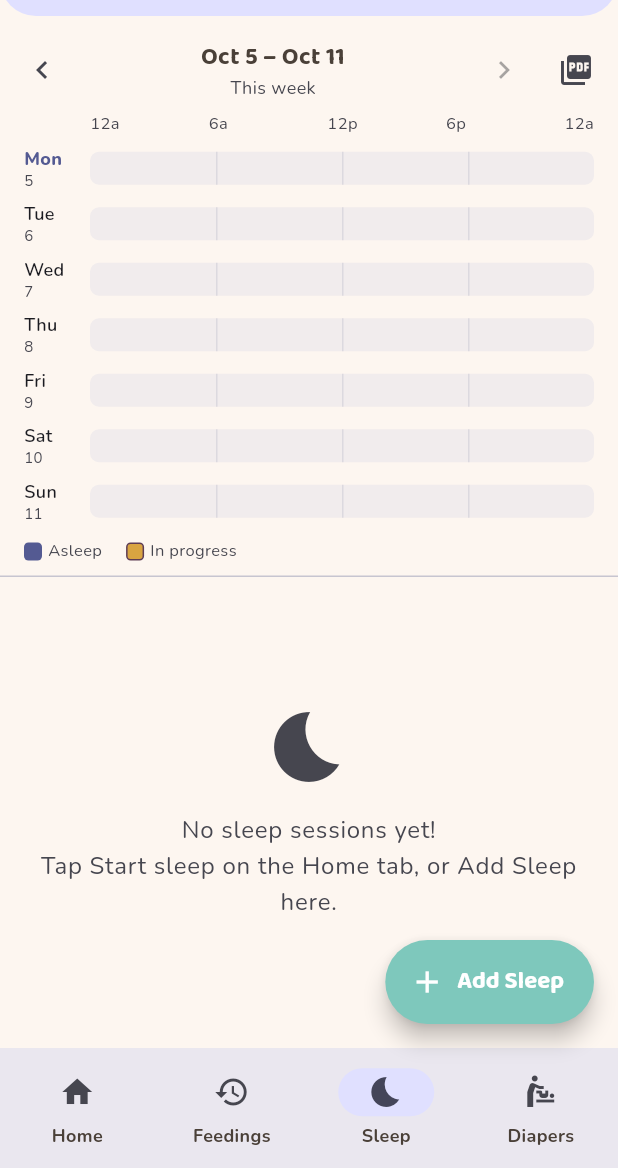
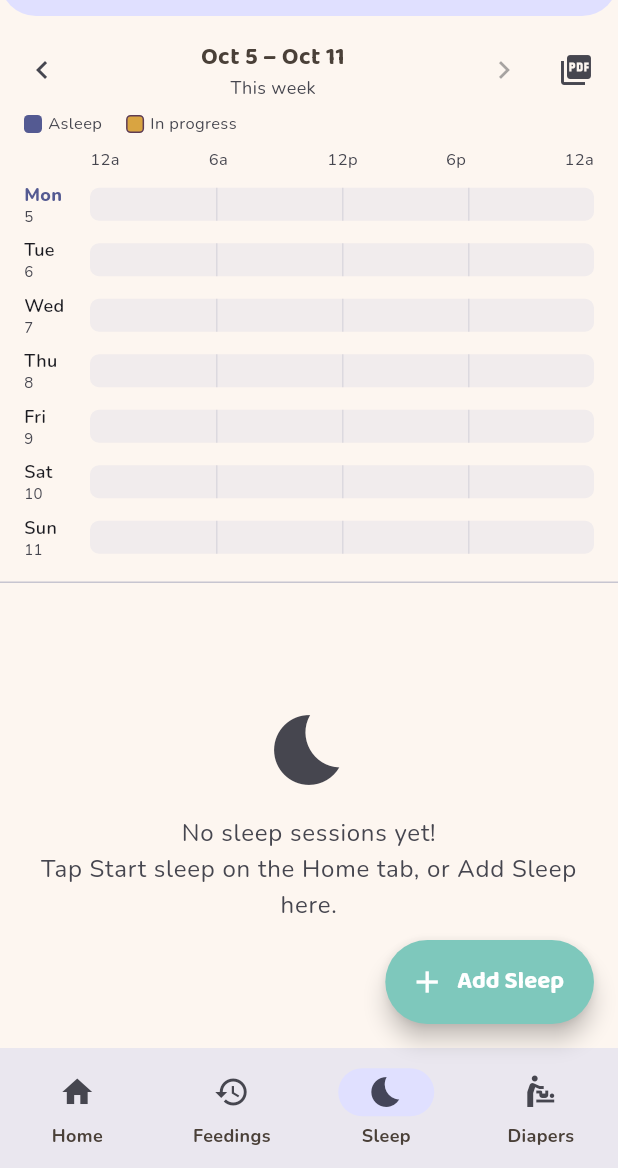
Before and after one commit to rollins31/sukoyaka, a Flutter app: the screen it shows after launch, item 3 of the bottom bar chosen, on a phone screen of 412 x 824 dp, the part 68-1236 px from its top. Run offline on Flutter 3.47's test engine with Material 3 defaults, Android fonts, the phone set to English and light mode, and no system bars; our stand-ins replace file_picker, fl_chart, flutter_local_notifications, google_fonts, pdf, share_plus and 2 more; missing offline and left inert: dart:js_interop, home_widget.

Commit message:
Fix three text-scaling overlaps found at 1.5x system font size
Widget: shorten the feeding summary to "Fed 8:00 AM" / "Next 12:00 PM"
and cap each line to one line with ellipsis, so it no longer wraps
under the action buttons.

Sleep tab: move the Asleep / In progress legend above the chart so the
floating Add Sleep button can't cover it.

Growth chart: size the left axis from the widest label at the current
text scale, instead of a fixed 44px that the label outgrew.

Co-Authored-By: Claude Sonnet 5 <noreply@anthropic.com>

```diff
--- a/lib/home_widget_sync.dart
+++ b/lib/home_widget_sync.dart
@@ -17,11 +17,11 @@ Future<void> syncHomeWidget(List<FeedingEntry> entries, Duration reminderInterva
       final nextDue = lastTime.add(reminderInterval);
       await HomeWidget.saveWidgetData<String>(
         'last_fed_text',
-        'Last fed: ${DateFormat.jm().format(lastTime)}',
+        'Fed ${DateFormat.jm().format(lastTime)}',
       );
       await HomeWidget.saveWidgetData<String>(
         'next_due_text',
-        'Next feed: ${DateFormat.jm().format(nextDue)}',
+        'Next ${DateFormat.jm().format(nextDue)}',
       );
     }
     await HomeWidget.updateWidget(androidName: 'FeedingWidgetProvider');
--- a/lib/weekly_sleep_chart.dart
+++ b/lib/weekly_sleep_chart.dart
@@ -40,14 +40,14 @@ class WeeklySleepChart extends StatelessWidget {
     return Column(
       crossAxisAlignment: CrossAxisAlignment.stretch,
       children: [
+        _buildLegend(context),
+        const SizedBox(height: 8),
         _buildAxis(context),
         const SizedBox(height: 6),
         for (final day in days) ...[
           _buildDayRow(context, day, today),
           const SizedBox(height: 6),
         ],
-        const SizedBox(height: 4),
-        _buildLegend(context),
       ],
     );
   }
```
Also changed, not shown: lib/growth_chart.dart (+14 -1 lines), 1 other file.
